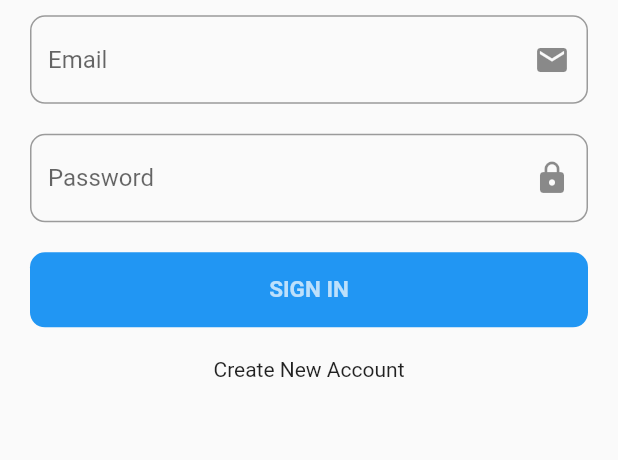
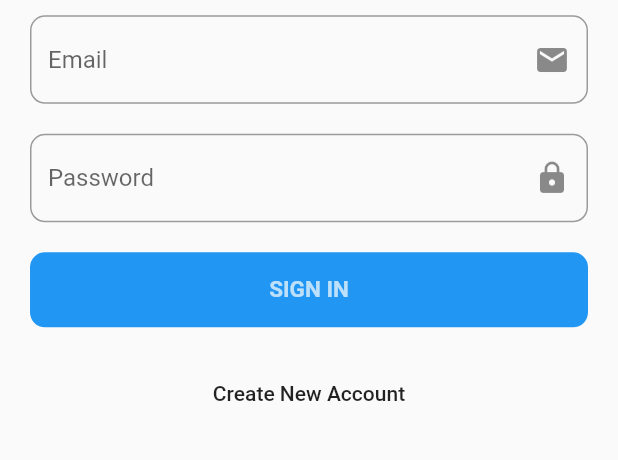
Before and after one commit to creativefull/fluli, a Flutter app: the screen it shows after launch, on a phone screen of 412 x 824 dp, the part 324-784 px from its top. Run offline on Flutter 3.47's test engine with Material 2 defaults, Android fonts, the phone set to English and light mode, and no system bars.

```diff
--- a/lib/main.dart
+++ b/lib/main.dart
@@ -1,5 +1,4 @@
 import 'package:flutter/material.dart';
-import './pagedefault.dart';
 import './splash.dart';
 
 void main() => runApp(new SplashScreen());
--- a/lib/screen/login.dart
+++ b/lib/screen/login.dart
@@ -1,6 +1,7 @@
 import 'dart:async';
+import 'package:flutter/material.dart';
 
-import 'package:flutter/material.dart';
+import '../pagedefault.dart';
 
 class LoginApp extends StatefulWidget{
   LoginAppState createState()=>  LoginAppState();
@@ -10,9 +11,7 @@ class LoginApp extends StatefulWidget{
 class LoginAppState extends State<LoginApp> {
   @override
   Widget build(BuildContext context){
-    return MaterialApp(
-      title: "Login Application",
-      home: new Scaffold(
+    return new Scaffold(
         body: Padding(
           padding: const EdgeInsets.only(left : 20.0, right: 20.0),
           child: Column(
@@ -45,7 +44,6 @@ class LoginAppState extends State<LoginApp> {
             ],
           ),
         )
-      ),
     );
   }
 }
@@ -63,7 +61,8 @@ class FormLogin extends StatelessWidget {
     });
 
     timer = new Timer(Duration(seconds: 1), () {
-      Navigator.pop(context);
+      Navigator.pushNamedAndRemoveUntil(context, "/", (Route<dynamic> route) => false);
+      // Navigator.pop(context);
     });
   }
 
@@ -118,7 +117,12 @@ class FormLogin extends StatelessWidget {
           height: 20.0,
         ),
         new Center(
-          child: new Text("Create New Account")
+          child: FlatButton(
+            onPressed: () {
+              Navigator.pushNamed(context, "/register");
+            },
+            child: new Text("Create New Account")
+          )
         ),
       ],
     );
--- a/lib/splash.dart
+++ b/lib/splash.dart
@@ -1,5 +1,8 @@
 import 'package:flutter/material.dart';
+import './pagedefault.dart';
 import './screen/login.dart';
+import './screen/register.dart';
+import './screen/success-register.dart';
 
 class SplashScreen extends StatefulWidget{
   SplashScreenState createState()=>  SplashScreenState();
@@ -9,6 +12,15 @@ class SplashScreen extends StatefulWidget{
 class SplashScreenState extends State<SplashScreen> {
   @override
   Widget build(BuildContext context){
-    return LoginApp();
+    return MaterialApp(
+      title: "Legendary Investor",
+      initialRoute: "/login",
+      routes: {
+        "/" : (BuildContext context) => new PageDefault(),
+        "/login" : (BuildContext context) => new LoginApp(),
+        "/register" : (BuildContext context) => new Register(),
+        "/register/success" : (BuildContext context) => new SuccessRegister()
+      },
+    );
   }
 }
```
